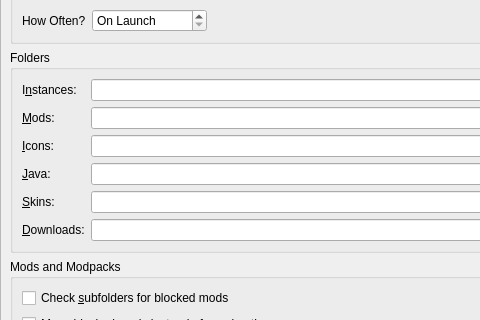
Qt form launcher/ui/pages/global/LauncherPage.ui (CleanLauncher/Launcher) before a commit; both pictures show x 0 to 480 and y 305 to 625 of the 767 by 796 pixel window.
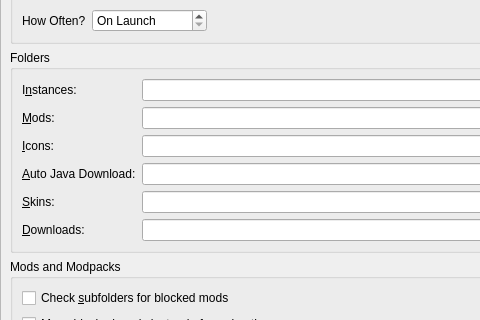
The same form after that commit.

Commit message: fix: Fix #4695: Clarify Java auto-download path in settings UI

```diff
--- a/launcher/ui/pages/global/LauncherPage.ui
+++ b/launcher/ui/pages/global/LauncherPage.ui
@@ -252,7 +252,10 @@
           <item row="3" column="0">
            <widget class="QLabel" name="labelJavaDir">
             <property name="text">
-             <string>&amp;Java:</string>
+             <string>&amp;Auto Java Download:</string>
+            </property>
+            <property name="toolTip">
+             <string>Folder where Prism Launcher stores automatically downloaded Java versions. Do NOT set this to your system Java installation.</string>
             </property>
             <property name="buddy">
              <cstring>javaDirTextBox</cstring>
```
